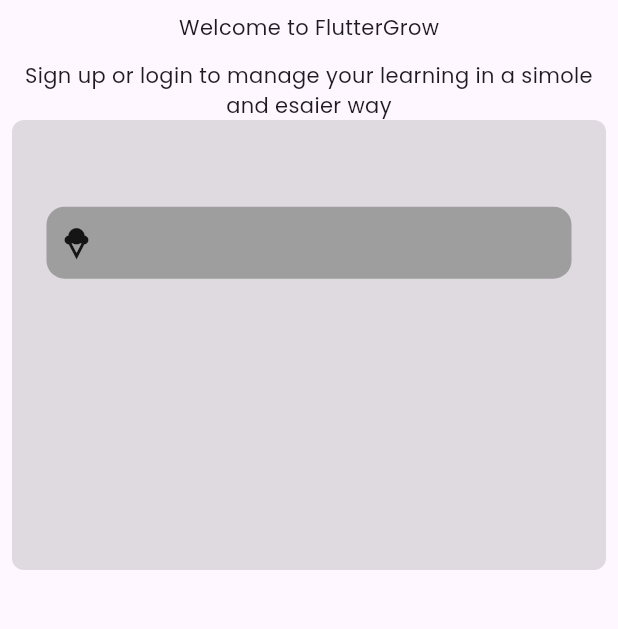
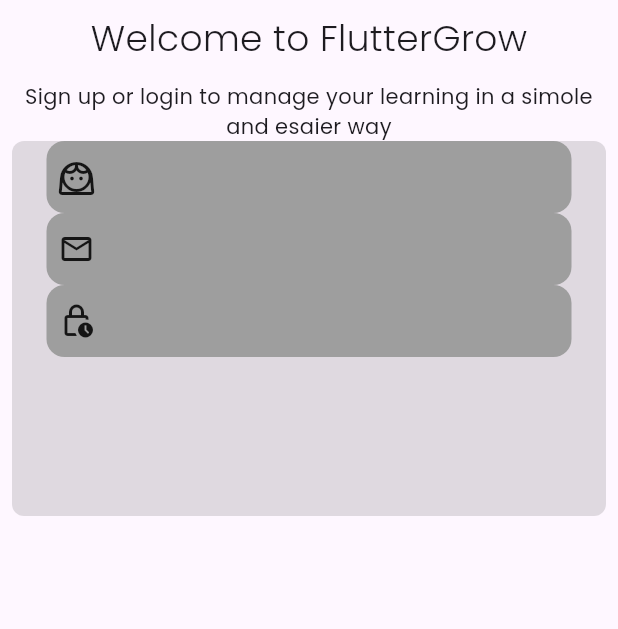
Before and after one commit to mungaimichael/flutter_lessons, a Flutter app: the screen it shows after launch, after a tap on "Skip", on a phone screen of 412 x 824 dp, the part 84-713 px from its top. Run offline on Flutter 3.47's test engine with Material 3 defaults, Android fonts, the light colour scheme and no system bars; our stand-ins replace google_fonts.

Commit message:
added state to handle different inputs

```diff
--- a/lib/screens/login.dart
+++ b/lib/screens/login.dart
@@ -27,7 +27,17 @@ class _LoginScreenState extends State<Login> {
       val=  field ;
     });
   }
+  handleEmailChange ( String field) {
+    setState(() {
+      val=  field ;
+    });
+  }
 
+  handlePasswordChange ( String field) {
+    setState(() {
+      val=  field ;
+    });
+  }
 
 
   @override
@@ -42,7 +52,10 @@ class _LoginScreenState extends State<Login> {
             child: Column(
               children: [
                 Text("Welcome to FlutterGrow",
-                style: GoogleFonts.poppins(),
+                style: GoogleFonts.poppins(
+                  fontSize: 24,
+                  fontWeight: FontWeight.w300
+                ),
                 ),
                 Padding(
                   padding: const EdgeInsets.only(top: 12),
@@ -59,16 +72,16 @@ class _LoginScreenState extends State<Login> {
 
                  ),
                  width: double.infinity,
-                 height: 300,
+                 height: 250,
 
 
                  child: Form(child:
                   Column(
-                    mainAxisAlignment: MainAxisAlignment.spaceAround,
+                    mainAxisAlignment: MainAxisAlignment.start,
                     children: [
-                      FormInput(controller: emailController, icon: Icons.icecream, fun: handleInputChange,),
-
-                      Text(emailController.text)
+                      FormInput(controller: usernameController, icon: Icons.face_3_outlined, fun: handleInputChange, label: 'Username',),
+                      FormInput(controller: emailController, icon: Icons.email_outlined, fun: handleEmailChange, label: 'Email',),
+                      FormInput(controller: passwordController, icon: Icons.lock_clock_outlined, fun: handlePasswordChange, label: 'Password',),
 
 
                     ],
```
